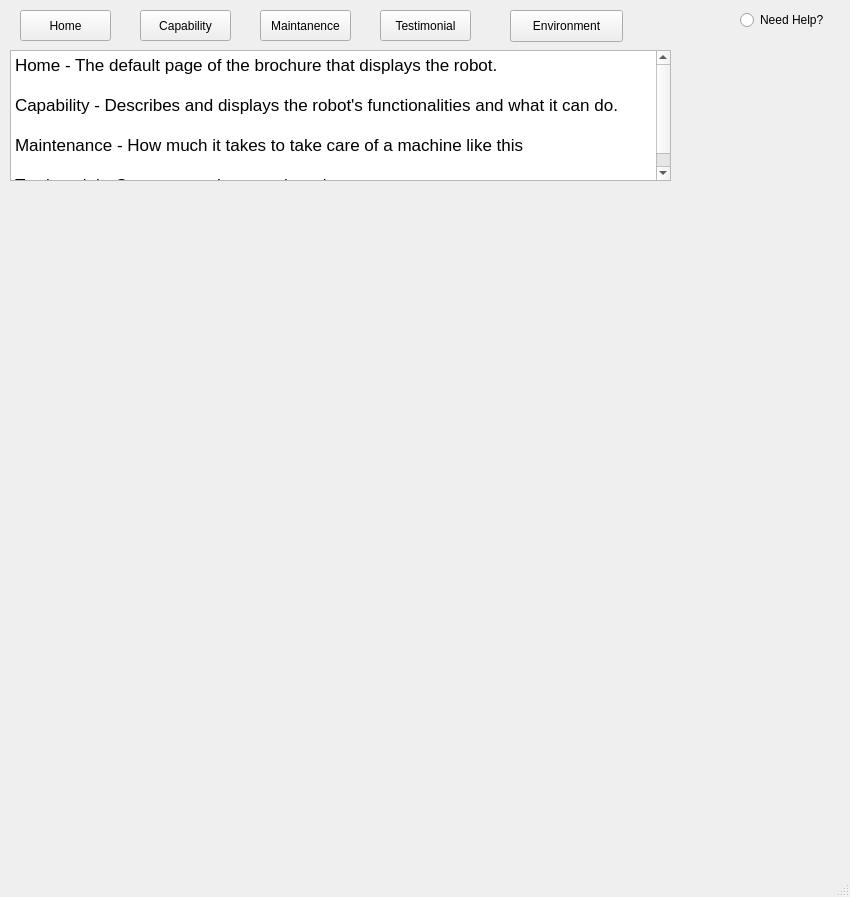
Team-llamas/Project-1, file brochure/home.ui: the form before one commit.
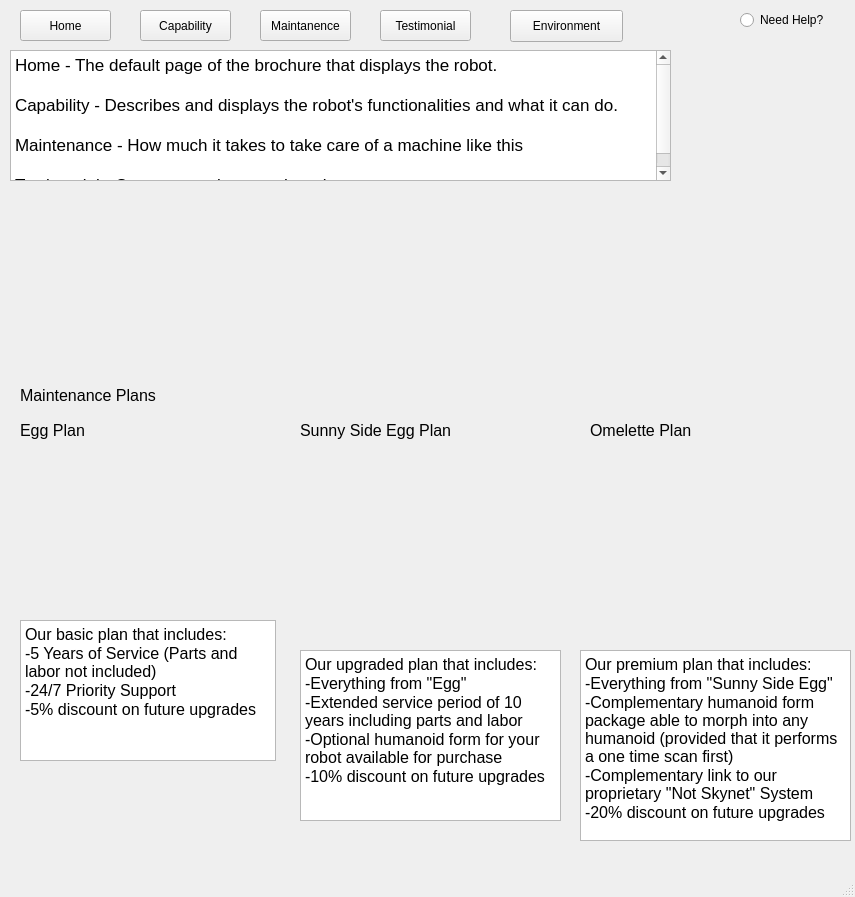
The form after the commit. The open tabs and pages were chosen to show the change. Icons and pictures are not drawn.

Commit message: Sorry for cutting off maintanence

```diff
--- a/brochure/home.ui
+++ b/brochure/home.ui
@@ -6,7 +6,7 @@
    <rect>
     <x>0</x>
     <y>0</y>
-    <width>850</width>
+    <width>855</width>
     <height>897</height>
    </rect>
   </property>
@@ -103,7 +103,7 @@
       <x>10</x>
       <y>380</y>
       <width>841</width>
-      <height>471</height>
+      <height>481</height>
      </rect>
     </property>
     <property name="currentIndex">
@@ -368,7 +368,200 @@
       </property>
      </widget>
     </widget>
-    <widget class="QWidget" name="maintanencePage"/>
+    <widget class="QWidget" name="maintanencePage">
+     <widget class="QLabel" name="label_5">
+      <property name="geometry">
+       <rect>
+        <x>10</x>
+        <y>40</y>
+        <width>71</width>
+        <height>21</height>
+       </rect>
+      </property>
+      <property name="font">
+       <font>
+        <pointsize>12</pointsize>
+       </font>
+      </property>
+      <property name="text">
+       <string>Egg Plan</string>
+      </property>
+     </widget>
+     <widget class="QLabel" name="label_6">
+      <property name="geometry">
+       <rect>
+        <x>10</x>
+        <y>70</y>
+        <width>231</width>
+        <height>151</height>
+       </rect>
+      </property>
+      <property name="text">
+       <string/>
+      </property>
+      <property name="pixmap">
+       <pixmap resource="images.qrc">:/pics/pokemon-go-egg.jpg</pixmap>
+      </property>
+      <property name="scaledContents">
+       <bool>true</bool>
+      </property>
+     </widget>
+     <widget class="QTextBrowser" name="textBrowser_11">
+      <property name="geometry">
+       <rect>
+        <x>10</x>
+        <y>240</y>
+        <width>256</width>
+        <height>141</height>
+       </rect>
+      </property>
+      <property name="html">
+       <string>&lt;!DOCTYPE HTML PUBLIC &quot;-//W3C//DTD HTML 4.0//EN&quot; &quot;http://www.w3.org/TR/REC-html40/strict.dtd&quot;&gt;
+&lt;html&gt;&lt;head&gt;&lt;meta name=&quot;qrichtext&quot; content=&quot;1&quot; /&gt;&lt;style type=&quot;text/css&quot;&gt;
+p, li { white-space: pre-wrap; }
+&lt;/style&gt;&lt;/head&gt;&lt;body style=&quot; font-family:'Ubuntu'; font-size:11pt; font-weight:400; font-style:normal;&quot;&gt;
+&lt;p style=&quot; margin-top:0px; margin-bottom:0px; margin-left:0px; margin-right:0px; -qt-block-indent:0; text-indent:0px;&quot;&gt;&lt;span style=&quot; font-family:'MS Shell Dlg 2'; font-size:12pt;&quot;&gt;Our basic plan that includes:&lt;/span&gt;&lt;/p&gt;
+&lt;p style=&quot; margin-top:0px; margin-bottom:0px; margin-left:0px; margin-right:0px; -qt-block-indent:0; text-indent:0px;&quot;&gt;&lt;span style=&quot; font-family:'MS Shell Dlg 2'; font-size:12pt;&quot;&gt;-5 Years of Service (Parts and labor not included)&lt;/span&gt;&lt;/p&gt;
+&lt;p style=&quot; margin-top:0px; margin-bottom:0px; margin-left:0px; margin-right:0px; -qt-block-indent:0; text-indent:0px;&quot;&gt;&lt;span style=&quot; font-family:'MS Shell Dlg 2'; font-size:12pt;&quot;&gt;-24/7 Priority Support&lt;/span&gt;&lt;/p&gt;
+&lt;p style=&quot; margin-top:0px; margin-bottom:0px; margin-left:0px; margin-right:0px; -qt-block-indent:0; text-indent:0px;&quot;&gt;&lt;span style=&quot; font-family:'MS Shell Dlg 2'; font-size:12pt;&quot;&gt;-5% discount on future upgrades&lt;/span&gt;&lt;/p&gt;
+&lt;p style=&quot;-qt-paragraph-type:empty; margin-top:0px; margin-bottom:0px; margin-left:0px; margin-right:0px; -qt-block-indent:0; text-indent:0px; font-family:'MS Shell Dlg 2'; font-size:12pt;&quot;&gt;&lt;br /&gt;&lt;/p&gt;&lt;/body&gt;&lt;/html&gt;</string>
+      </property>
+     </widget>
+     <widget class="QLabel" name="label_7">
+      <property name="geometry">
+       <rect>
+        <x>580</x>
+        <y>70</y>
+        <width>231</width>
+        <height>191</height>
+       </rect>
+      </property>
+      <property name="text">
+       <string/>
+      </property>
+      <property name="pixmap">
+       <pixmap resource="images.qrc">:/pics/omelette.jpeg</pixmap>
+      </property>
+      <property name="scaledContents">
+       <bool>true</bool>
+      </property>
+     </widget>
+     <widget class="QLabel" name="label_8">
+      <property name="geometry">
+       <rect>
+        <x>290</x>
+        <y>70</y>
+        <width>241</width>
+        <height>181</height>
+       </rect>
+      </property>
+      <property name="text">
+       <string/>
+      </property>
+      <property name="pixmap">
+       <pixmap resource="images.qrc">:/pics/sunny-egg.jpg</pixmap>
+      </property>
+      <property name="scaledContents">
+       <bool>true</bool>
+      </property>
+     </widget>
+     <widget class="QLabel" name="header_4">
+      <property name="geometry">
+       <rect>
+        <x>10</x>
+        <y>0</y>
+        <width>211</width>
+        <height>31</height>
+       </rect>
+      </property>
+      <property name="font">
+       <font>
+        <pointsize>12</pointsize>
+       </font>
+      </property>
+      <property name="text">
+       <string>Maintenance Plans</string>
+      </property>
+     </widget>
+     <widget class="QLabel" name="label_9">
+      <property name="geometry">
+       <rect>
+        <x>580</x>
+        <y>40</y>
+        <width>131</width>
+        <height>21</height>
+       </rect>
+      </property>
+      <property name="font">
+       <font>
+        <pointsize>12</pointsize>
+       </font>
+      </property>
+      <property name="text">
+       <string>Omelette Plan</string>
+      </property>
+     </widget>
+     <widget class="QTextBrowser" name="textBrowser_12">
+      <property name="geometry">
+       <rect>
+        <x>570</x>
+        <y>270</y>
+        <width>271</width>
+        <height>191</height>
+       </rect>
+      </property>
+      <property name="html">
+       <string>&lt;!DOCTYPE HTML PUBLIC &quot;-//W3C//DTD HTML 4.0//EN&quot; &quot;http://www.w3.org/TR/REC-html40/strict.dtd&quot;&gt;
+&lt;html&gt;&lt;head&gt;&lt;meta name=&quot;qrichtext&quot; content=&quot;1&quot; /&gt;&lt;style type=&quot;text/css&quot;&gt;
+p, li { white-space: pre-wrap; }
+&lt;/style&gt;&lt;/head&gt;&lt;body style=&quot; font-family:'Ubuntu'; font-size:11pt; font-weight:400; font-style:normal;&quot;&gt;
+&lt;p style=&quot; margin-top:0px; margin-bottom:0px; margin-left:0px; margin-right:0px; -qt-block-indent:0; text-indent:0px;&quot;&gt;&lt;span style=&quot; font-family:'MS Shell Dlg 2'; font-size:12pt;&quot;&gt;Our premium plan that includes:&lt;/span&gt;&lt;/p&gt;
+&lt;p style=&quot; margin-top:0px; margin-bottom:0px; margin-left:0px; margin-right:0px; -qt-block-indent:0; text-indent:0px;&quot;&gt;&lt;span style=&quot; font-family:'MS Shell Dlg 2'; font-size:12pt;&quot;&gt;-Everything from &amp;quot;Sunny Side Egg&amp;quot;&lt;/span&gt;&lt;/p&gt;
+&lt;p style=&quot; margin-top:0px; margin-bottom:0px; margin-left:0px; margin-right:0px; -qt-block-indent:0; text-indent:0px;&quot;&gt;&lt;span style=&quot; font-family:'MS Shell Dlg 2'; font-size:12pt;&quot;&gt;-Complementary humanoid form package able to morph into any humanoid (provided that it performs a one time scan first)&lt;/span&gt;&lt;/p&gt;
+&lt;p style=&quot; margin-top:0px; margin-bottom:0px; margin-left:0px; margin-right:0px; -qt-block-indent:0; text-indent:0px;&quot;&gt;&lt;span style=&quot; font-family:'MS Shell Dlg 2'; font-size:12pt;&quot;&gt;-Complementary link to our proprietary &amp;quot;Not Skynet&amp;quot; System&lt;/span&gt;&lt;/p&gt;
+&lt;p style=&quot; margin-top:0px; margin-bottom:0px; margin-left:0px; margin-right:0px; -qt-block-indent:0; text-indent:0px;&quot;&gt;&lt;span style=&quot; font-family:'MS Shell Dlg 2'; font-size:12pt;&quot;&gt;-20% discount on future upgrades&lt;/span&gt;&lt;/p&gt;&lt;/body&gt;&lt;/html&gt;</string>
+      </property>
+     </widget>
+     <widget class="QLabel" name="label_10">
+      <property name="geometry">
+       <rect>
+        <x>290</x>
+        <y>40</y>
+        <width>181</width>
+        <height>21</height>
+       </rect>
+      </property>
+      <property name="font">
+       <font>
+        <pointsize>12</pointsize>
+       </font>
+      </property>
+      <property name="text">
+       <string>Sunny Side Egg Plan</string>
+      </property>
+     </widget>
+     <widget class="QTextBrowser" name="textBrowser_13">
+      <property name="geometry">
+       <rect>
+        <x>290</x>
+        <y>270</y>
+        <width>261</width>
+        <height>171</height>
+       </rect>
+      </property>
+      <property name="html">
+       <string>&lt;!DOCTYPE HTML PUBLIC &quot;-//W3C//DTD HTML 4.0//EN&quot; &quot;http://www.w3.org/TR/REC-html40/strict.dtd&quot;&gt;
+&lt;html&gt;&lt;head&gt;&lt;meta name=&quot;qrichtext&quot; content=&quot;1&quot; /&gt;&lt;style type=&quot;text/css&quot;&gt;
+p, li { white-space: pre-wrap; }
+&lt;/style&gt;&lt;/head&gt;&lt;body style=&quot; font-family:'Ubuntu'; font-size:11pt; font-weight:400; font-style:normal;&quot;&gt;
+&lt;p style=&quot; margin-top:0px; margin-bottom:0px; margin-left:0px; margin-right:0px; -qt-block-indent:0; text-indent:0px;&quot;&gt;&lt;span style=&quot; font-family:'MS Shell Dlg 2'; font-size:12pt;&quot;&gt;Our upgraded plan that includes:&lt;/span&gt;&lt;/p&gt;
+&lt;p style=&quot; margin-top:0px; margin-bottom:0px; margin-left:0px; margin-right:0px; -qt-block-indent:0; text-indent:0px;&quot;&gt;&lt;span style=&quot; font-family:'MS Shell Dlg 2'; font-size:12pt;&quot;&gt;-Everything from &amp;quot;Egg&amp;quot;&lt;/span&gt;&lt;/p&gt;
+&lt;p style=&quot; margin-top:0px; margin-bottom:0px; margin-left:0px; margin-right:0px; -qt-block-indent:0; text-indent:0px;&quot;&gt;&lt;span style=&quot; font-family:'MS Shell Dlg 2'; font-size:12pt;&quot;&gt;-Extended service period of 10 years including parts and labor&lt;/span&gt;&lt;/p&gt;
+&lt;p style=&quot; margin-top:0px; margin-bottom:0px; margin-left:0px; margin-right:0px; -qt-block-indent:0; text-indent:0px;&quot;&gt;&lt;span style=&quot; font-family:'MS Shell Dlg 2'; font-size:12pt;&quot;&gt;-Optional humanoid form for your robot available for purchase&lt;/span&gt;&lt;/p&gt;
+&lt;p style=&quot; margin-top:0px; margin-bottom:0px; margin-left:0px; margin-right:0px; -qt-block-indent:0; text-indent:0px;&quot;&gt;&lt;span style=&quot; font-family:'MS Shell Dlg 2'; font-size:12pt;&quot;&gt;-10% discount on future upgrades&lt;/span&gt;&lt;/p&gt;&lt;/body&gt;&lt;/html&gt;</string>
+      </property>
+     </widget>
+    </widget>
     <widget class="QWidget" name="testimonialPage">
      <widget class="QLabel" name="pic3_2">
       <property name="geometry">
```
Left out of the diff: 4 changed lines with no effect on the pictures. The commit also changes 1 other file.
